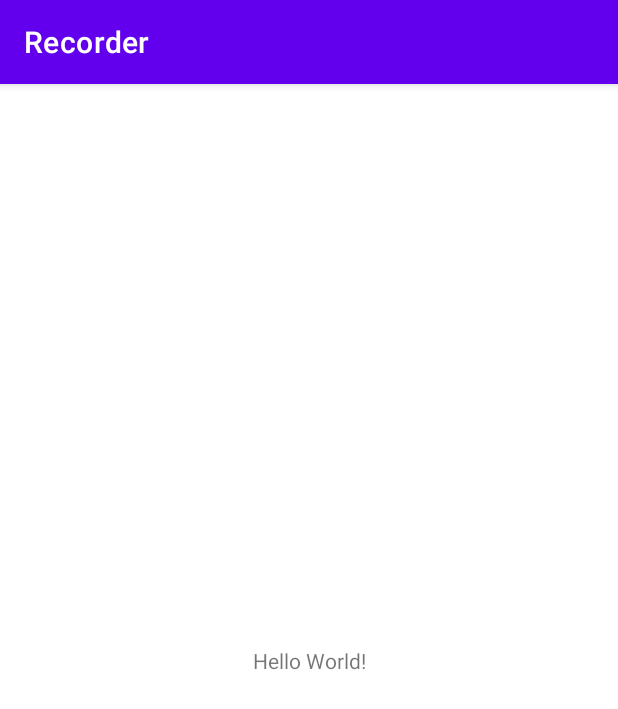
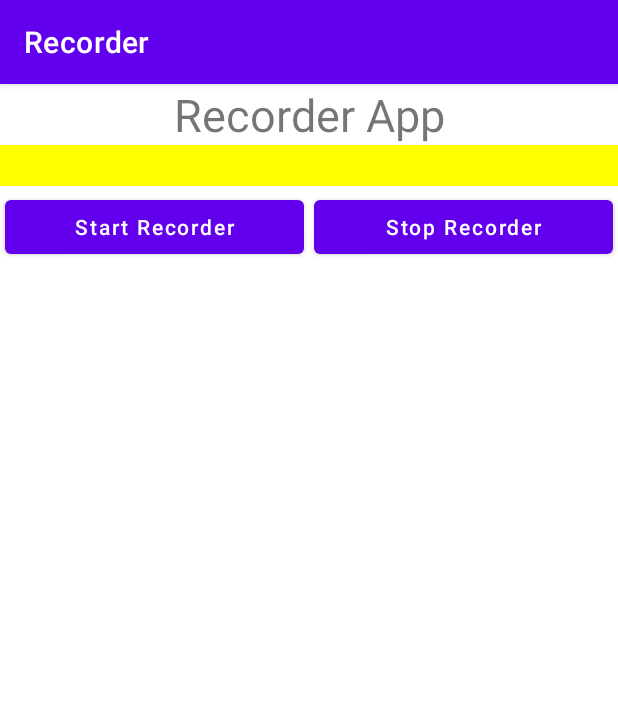
Before and after one commit to suhunlin/Recorder, an Android app: the screen it shows after launch (MainActivity), on a phone screen of 412 x 824 dp. Shown: the top 709 px of the screen. Run offline under Robolectric (Android 15) with nearby library versions, the phone set to English and light mode, and no system bars.

Commit message:
Add layout

```diff
--- a/app/src/main/java/com/suhun/recorder/MainActivity.java
+++ b/app/src/main/java/com/suhun/recorder/MainActivity.java
@@ -3,12 +3,22 @@ package com.suhun.recorder;
 import androidx.appcompat.app.AppCompatActivity;
 
 import android.os.Bundle;
+import android.view.View;
 
 public class MainActivity extends AppCompatActivity {
+    private String tag = MainActivity.class.getSimpleName();
 
     @Override
     protected void onCreate(Bundle savedInstanceState) {
         super.onCreate(savedInstanceState);
         setContentView(R.layout.activity_main);
     }
+
+    public void startRecorderFun(View view){
+
+    }
+
+    public void stopRecorderFun(View view){
+
+    }
 }
--- a/app/src/main/res/layout/activity_main.xml
+++ b/app/src/main/res/layout/activity_main.xml
@@ -1,18 +1,51 @@
 <?xml version="1.0" encoding="utf-8"?>
-<androidx.constraintlayout.widget.ConstraintLayout xmlns:android="http://schemas.android.com/apk/res/android"
+<androidx.appcompat.widget.LinearLayoutCompat
+    xmlns:android="http://schemas.android.com/apk/res/android"
     xmlns:app="http://schemas.android.com/apk/res-auto"
     xmlns:tools="http://schemas.android.com/tools"
     android:layout_width="match_parent"
     android:layout_height="match_parent"
+    android:orientation="vertical"
     tools:context=".MainActivity">
 
     <TextView
-        android:layout_width="wrap_content"
+        android:layout_width="match_parent"
         android:layout_height="wrap_content"
-        android:text="Hello World!"
-        app:layout_constraintBottom_toBottomOf="parent"
-        app:layout_constraintEnd_toEndOf="parent"
-        app:layout_constraintStart_toStartOf="parent"
-        app:layout_constraintTop_toTopOf="parent" />
-
-</androidx.constraintlayout.widget.ConstraintLayout>
+        android:text="Recorder App"
+        android:textSize="30sp"
+        android:gravity="center_horizontal"
+        />
+    <TextView
+        android:id="@+id/lid_timeLog"
+        android:layout_width="match_parent"
+        android:layout_height="wrap_content"
+        android:textSize="20sp"
+        android:textColor="#00f"
+        android:background="#ff0"
+        android:gravity="center_horizontal"
+        />
+    <LinearLayout
+        android:layout_width="match_parent"
+        android:layout_height="wrap_content"
+        android:orientation="horizontal"
+        >
+        <Button
+            android:layout_width="0dp"
+            android:layout_weight="1"
+            android:layout_height="wrap_content"
+            android:text="Start Recorder"
+            android:textAllCaps="false"
+            android:layout_margin="3dp"
+            android:onClick="startRecorderFun"
+            />
+        <Button
+            android:layout_width="0dp"
+            android:layout_weight="1"
+            android:layout_height="wrap_content"
+            android:text="Stop Recorder"
+            android:textAllCaps="false"
+            android:layout_margin="3dp"
+            android:onClick="stopRecorderFun"
+            />
+    </LinearLayout>
+</androidx.appcompat.widget.LinearLayoutCompat>
```
